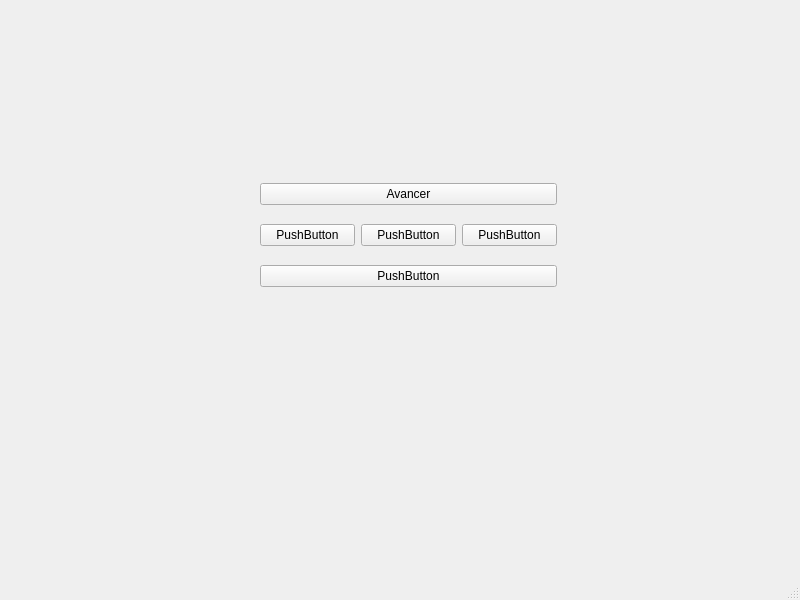
Ghariq/WifiBot, file mainwindow.ui: the form before one commit.
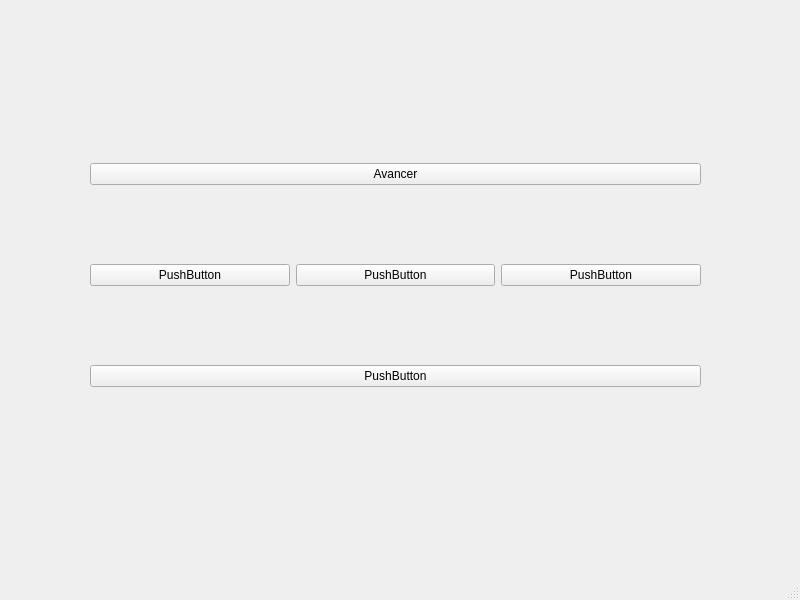
The form after the commit.

```diff
--- a/mainwindow.ui
+++ b/mainwindow.ui
@@ -17,13 +17,20 @@
    <widget class="QWidget" name="gridLayoutWidget">
     <property name="geometry">
      <rect>
-      <x>260</x>
-      <y>170</y>
-      <width>297</width>
-      <height>131</height>
+      <x>90</x>
+      <y>90</y>
+      <width>611</width>
+      <height>371</height>
      </rect>
     </property>
     <layout class="QGridLayout" name="gridLayout">
+     <item row="3" column="0">
+      <widget class="QPushButton" name="backward">
+       <property name="text">
+        <string>PushButton</string>
+       </property>
+      </widget>
+     </item>
      <item row="0" column="0">
       <widget class="QPushButton" name="forward">
        <property name="text">
@@ -35,13 +42,6 @@
       </widget>
      </item>
      <item row="2" column="0">
-      <widget class="QPushButton" name="backward">
-       <property name="text">
-        <string>PushButton</string>
-       </property>
-      </widget>
-     </item>
-     <item row="1" column="0">
       <layout class="QHBoxLayout" name="horizontalLayout">
        <item>
         <widget class="QPushButton" name="test_3">
```
Left out of the diff: 2 changed lines with no effect on the pictures.
